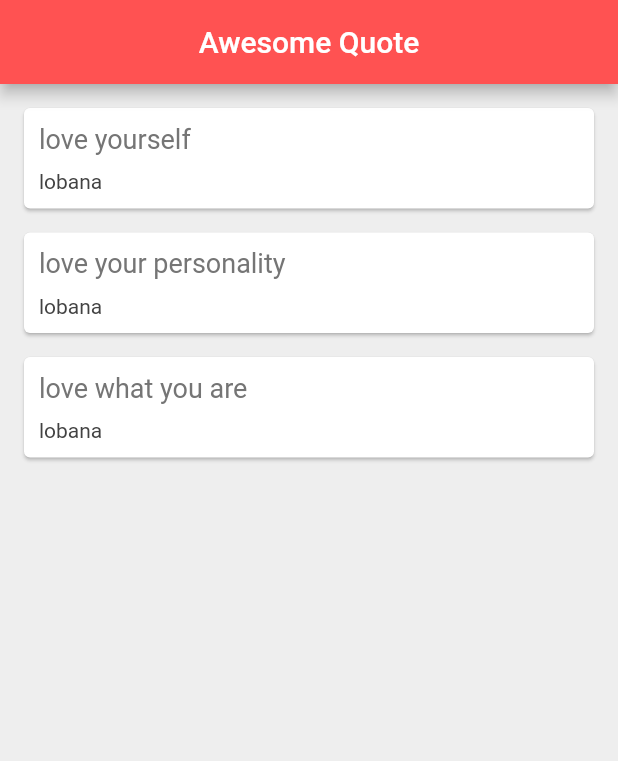
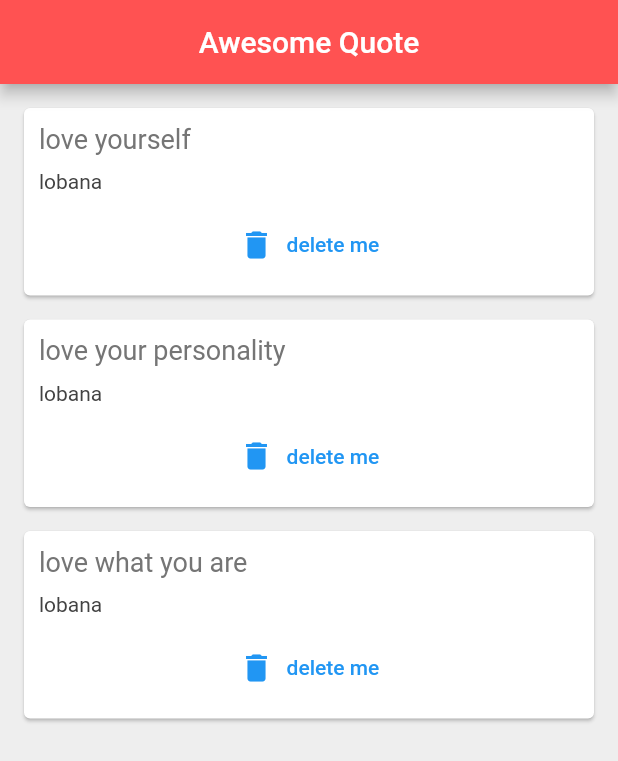
Before and after one commit to Lobana-sky/quoteCardFlutter, a Flutter app: the screen it shows after launch, on a phone screen of 412 x 824 dp. Shown: the top 761 px of the screen. Run offline on Flutter 3.47's test engine with Material 2 defaults, Android fonts, the phone set to English and light mode, and no system bars.

Commit message:
add delete btn

```diff
--- a/lib/main.dart
+++ b/lib/main.dart
@@ -34,7 +34,14 @@ class _QuoteListState extends State<QuoteList> {
       ),
       body: Column(
         children: quotes.map((quote) {
-          return QuoteCard(quote);
+          return QuoteCard(
+            quote,
+            () {
+              setState(() {
+                quotes.remove(quote);
+              });
+            }
+            );
         }).toList(),
       )
     );
--- a/lib/quote_card.dart
+++ b/lib/quote_card.dart
@@ -3,8 +3,9 @@ import 'quote.dart';
 
 class QuoteCard extends StatelessWidget {
   final Quote quote;
+  final VoidCallback delete;
 
-  QuoteCard(this.quote);
+  QuoteCard(this.quote, this.delete);
 
   @override
   Widget build(BuildContext context) {
@@ -30,6 +31,12 @@ class QuoteCard extends StatelessWidget {
                 fontSize: 14.0,
               ),
             ),
+            SizedBox(height: 10.0),
+            TextButton.icon(
+              onPressed: delete,
+              label: Text('delete me'),
+              icon: Icon(Icons.delete),
+            ),
           ],
         ),
       ),
```
